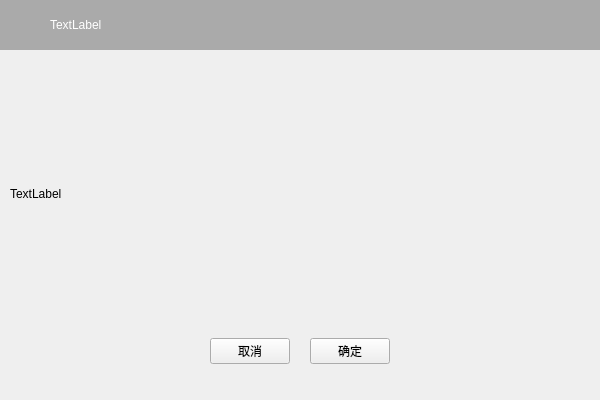
Above: CustomizeDialog/CommonDialog/commondialog.ui from binghuigeng/QtHalconVTK before the change. Below: the same form after it.
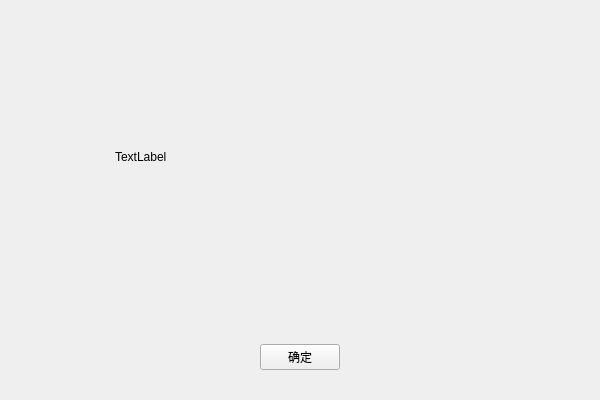
That is the form after the change.

Diff of the .ui file:
```diff
--- a/CustomizeDialog/CommonDialog/commondialog.ui
+++ b/CustomizeDialog/CommonDialog/commondialog.ui
@@ -13,7 +13,7 @@
   <property name="windowTitle">
    <string>CommonDialog</string>
   </property>
-  <layout class="QVBoxLayout" name="verticalLayout" stretch="5,29,6">
+  <layout class="QVBoxLayout" name="verticalLayout" stretch="32,8">
    <property name="spacing">
     <number>0</number>
    </property>
@@ -30,14 +30,8 @@
     <number>0</number>
    </property>
    <item>
-    <widget class="QWidget" name="widgetTitle" native="true">
-     <property name="styleSheet">
-      <string notr="true">QWidget {
-	color: rgb(255, 255, 255);
-	background-color: rgb(170, 170, 170);
-}</string>
-     </property>
-     <layout class="QHBoxLayout" name="horizontalLayout">
+    <widget class="QWidget" name="widgetContent" native="true">
+     <layout class="QHBoxLayout" name="horizontalLayout_3" stretch="1,4,1">
       <property name="spacing">
        <number>10</number>
       </property>
@@ -55,77 +49,31 @@
       </property>
       <item>
        <widget class="QLabel" name="lbWindowIcon">
-        <property name="sizePolicy">
-         <sizepolicy hsizetype="Fixed" vsizetype="Fixed">
-          <horstretch>0</horstretch>
-          <verstretch>0</verstretch>
-         </sizepolicy>
-        </property>
-        <property name="minimumSize">
-         <size>
-          <width>30</width>
-          <height>30</height>
-         </size>
-        </property>
-        <property name="maximumSize">
-         <size>
-          <width>30</width>
-          <height>30</height>
-         </size>
-        </property>
         <property name="text">
          <string/>
         </property>
        </widget>
       </item>
       <item>
-       <widget class="QLabel" name="lbWindowTitle">
-        <property name="text">
-         <string>TextLabel</string>
-        </property>
-       </widget>
-      </item>
-      <item>
-       <spacer name="horizontalSpacer_3">
-        <property name="orientation">
-         <enum>Qt::Horizontal</enum>
-        </property>
-        <property name="sizeHint" stdset="0">
-         <size>
-          <width>40</width>
-          <height>20</height>
-         </size>
-        </property>
-       </spacer>
-      </item>
-     </layout>
-    </widget>
-   </item>
-   <item>
-    <widget class="QWidget" name="widgetContent" native="true">
-     <layout class="QHBoxLayout" name="horizontalLayout_3">
-      <property name="spacing">
-       <number>10</number>
-      </property>
-      <property name="leftMargin">
-       <number>10</number>
-      </property>
-      <property name="topMargin">
-       <number>10</number>
-      </property>
-      <property name="rightMargin">
-       <number>10</number>
-      </property>
-      <property name="bottomMargin">
-       <number>10</number>
-      </property>
-      <item>
        <widget class="QLabel" name="lbContent">
         <property name="text">
          <string>TextLabel</string>
         </property>
        </widget>
       </item>
+      <item>
+       <spacer name="horizontalSpacer_3">
+        <property name="orientation">
+         <enum>Qt::Horizontal</enum>
+        </property>
+        <property name="sizeHint" stdset="0">
+         <size>
+          <width>40</width>
+          <height>20</height>
+         </size>
+        </property>
+       </spacer>
+      </item>
      </layout>
     </widget>
    </item>
@@ -139,13 +87,13 @@
        <number>10</number>
       </property>
       <property name="topMargin">
-       <number>0</number>
+       <number>30</number>
       </property>
       <property name="rightMargin">
        <number>10</number>
       </property>
       <property name="bottomMargin">
-       <number>36</number>
+       <number>30</number>
       </property>
       <item>
        <spacer name="horizontalSpacer">
@@ -160,13 +108,6 @@
         </property>
        </spacer>
       </item>
-      <item>
-       <widget class="QPushButton" name="btnCancel">
-        <property name="text">
-         <string>取消</string>
-        </property>
-       </widget>
-      </item>
       <item>
        <widget class="QPushButton" name="btnSure">
         <property name="text">
```
